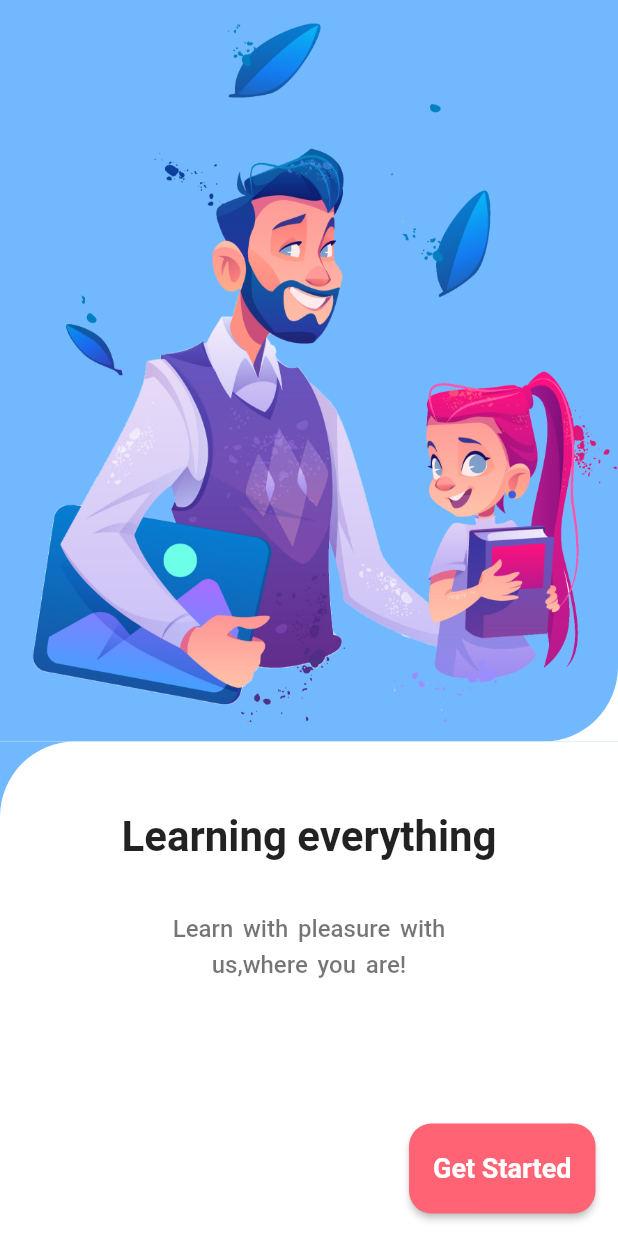
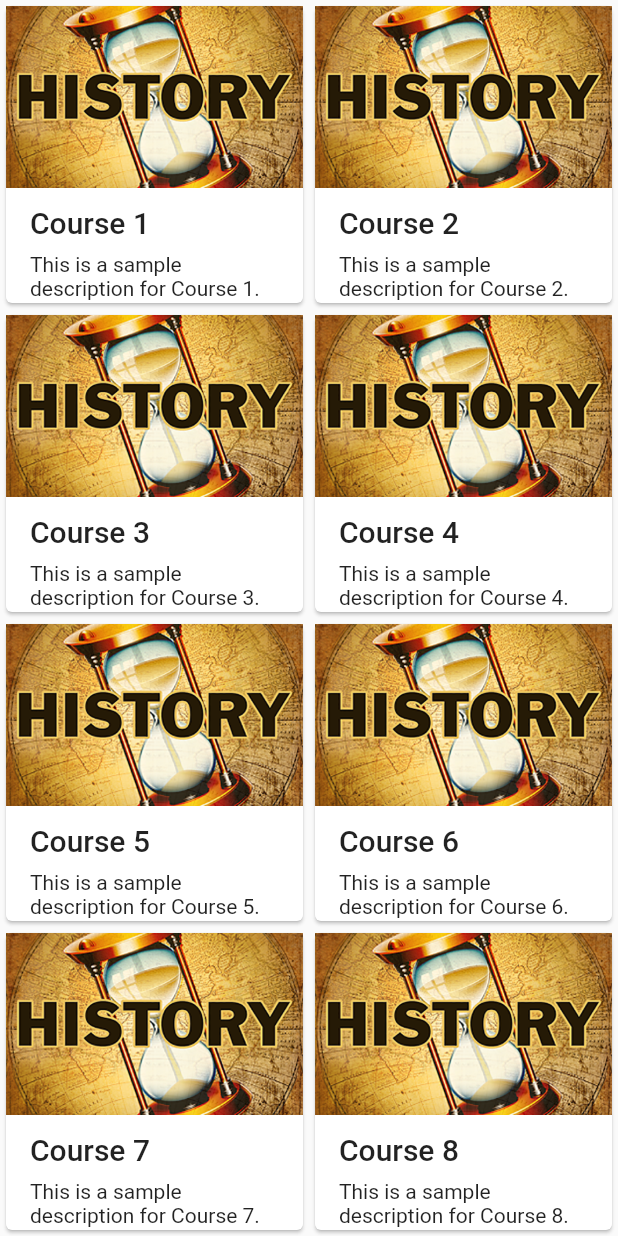
Before and after one commit to yashithasahan/KnowNow, a Flutter app: the screen it shows after launch, on a phone screen of 412 x 824 dp. Run offline on Flutter 3.47's test engine with Material 2 defaults, Android fonts, the phone set to English and light mode, and no system bars.

Commit message:
dashboard sample templete

```diff
--- a/lib/main.dart
+++ b/lib/main.dart
@@ -1,4 +1,5 @@
 import 'package:flutter/material.dart';
+import 'package:knownow/screens/dashboard.dart';
 import 'package:knownow/screens/register/register.dart';
 import 'package:knownow/screens/welcome.dart';
 
@@ -17,7 +18,8 @@ class MyApp extends StatelessWidget {
       theme: ThemeData(
         primarySwatch: Colors.blue,
       ),
-      home: const WelcomeScreen(),
+      // home: const WelcomeScreen(),
+      home: const Dashboard(),
       routes: {
         '/register': (context) => const RegisterScreen(),
       },
--- /dev/null
+++ b/lib/screens/dashboard.dart
@@ -0,0 +1,65 @@
+import 'package:flutter/material.dart';
+
+class Dashboard extends StatelessWidget {
+  const Dashboard({super.key});
+
+  @override
+  Widget build(BuildContext context) {
+    return Scaffold(
+      // appBar: AppBar(
+      //   title: const Text('E-Learning Dashboard'),
+      // ),
+      body: SafeArea(
+        child: GridView.count(
+          crossAxisCount: 2,
+          children: List.generate(10, (index) {
+            return Center(
+              child: CourseCard(
+                title: 'Course ${index + 1}',
+                description: 'This is a sample description for Course ${index + 1}.',
+              ),
+            );
+          }),
+        ),
+      ),
+    );
+  }
+}
+
+class CourseCard extends StatelessWidget {
+  final String title;
+  final String description;
+
+  const CourseCard({super.key, required this.title, required this.description});
+
+  @override
+  Widget build(BuildContext context) {
+    return Card(
+      child: InkWell(
+        onTap: () {
+          print('Tapped on $title');
+        },
+        child: Column(
+          crossAxisAlignment: CrossAxisAlignment.start,
+          children: [
+            AspectRatio(
+              aspectRatio: 18.0 / 11.0,
+              child: Image.asset("assets/images/history.png", fit: BoxFit.cover),
+            ),
+            Padding(
+              padding: const EdgeInsets.fromLTRB(16.0, 12.0, 16.0, 8.0),
+              child: Column(
+                crossAxisAlignment: CrossAxisAlignment.start,
+                children: [
+                  Text(title, style: Theme.of(context).textTheme.titleLarge),
+                  const SizedBox(height: 8.0),
+                  Text(description, style: Theme.of(context).textTheme.bodyMedium),
+                ],
+              ),
+            ),
+          ],
+        ),
+      ),
+    );
+  }
+}
```
Also changed, not shown: assets/images/history.png (added).
